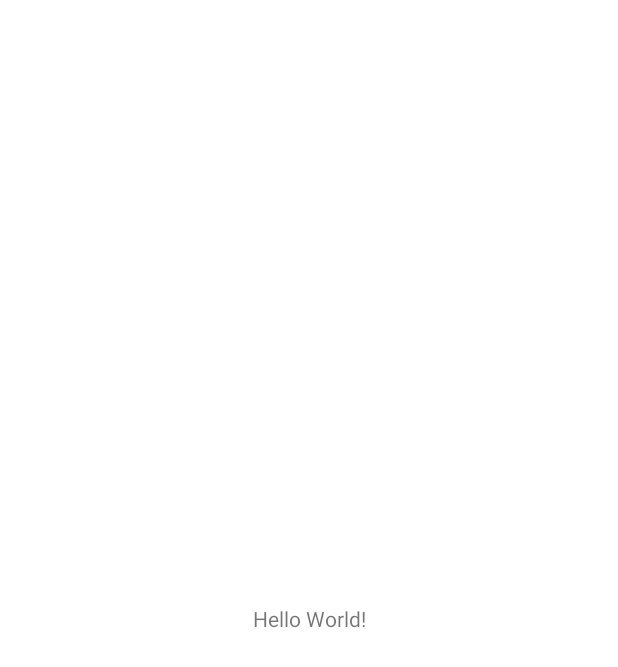
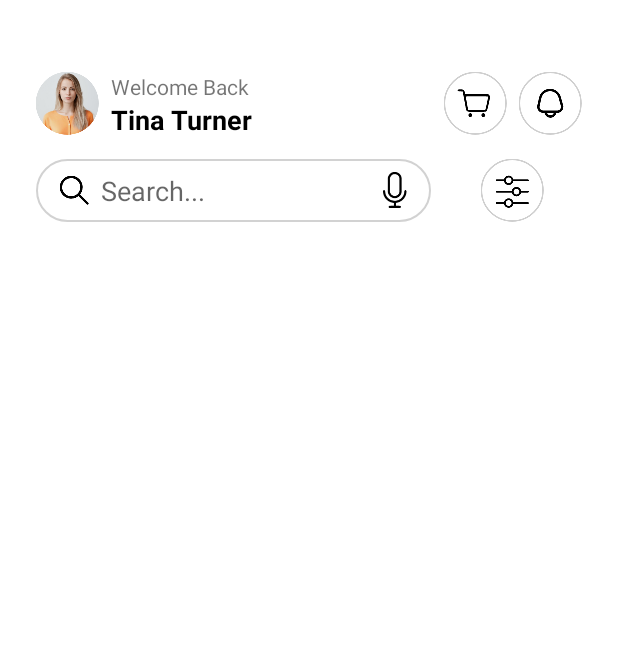
Before and after one commit to graphXDoses/GenericShopApp, an Android app: the MainActivity screen opened directly, with no data from a screen before it, on a phone screen of 412 x 824 dp. Before the commit the part shown is almost empty. Shown: the top 667 px of the screen. Run offline under Robolectric (Android 15) with nearby library versions, the phone set to English and light mode, and no system bars.

Commit message:
Created top section Dashboard in activity main

```diff
--- /dev/null
+++ b/app/src/main/res/drawable/stroke_bg.xml
@@ -0,0 +1,10 @@
+<?xml version="1.0" encoding="utf-8"?>
+<selector xmlns:android="http://schemas.android.com/apk/res/android">
+<item>
+
+    <shape android:shape="rectangle">
+        <corners android:radius="50dp"/>
+        <stroke android:color="@color/grey" android:width="1dp"/>
+    </shape>
+</item>
+</selector>
--- a/app/src/main/res/layout/activity_main.xml
+++ b/app/src/main/res/layout/activity_main.xml
@@ -4,15 +4,101 @@
     xmlns:tools="http://schemas.android.com/tools"
     android:layout_width="match_parent"
     android:layout_height="match_parent"
-    tools:context=".MainActivity">
+    android:background="@color/white"
+    tools:context=".MainActivity" >
 
-    <TextView
-        android:layout_width="wrap_content"
-        android:layout_height="wrap_content"
-        android:text="Hello World!"
-        app:layout_constraintBottom_toBottomOf="parent"
-        app:layout_constraintEnd_toEndOf="parent"
-        app:layout_constraintStart_toStartOf="parent"
-        app:layout_constraintTop_toTopOf="parent" />
+    <ScrollView
+        android:layout_width="match_parent"
+        android:layout_height="match_parent">
 
+        <LinearLayout
+            android:layout_width="match_parent"
+            android:layout_height="wrap_content"
+
+            android:orientation="vertical" >
+
+            <LinearLayout
+                android:layout_width="match_parent"
+                android:layout_height="match_parent"
+                android:layout_marginTop="48dp"
+                android:layout_marginHorizontal="24dp"
+                android:orientation="horizontal">
+
+                <ImageView
+                    android:id="@+id/imageView2"
+                    android:layout_width="wrap_content"
+                    android:layout_height="wrap_content"
+                    app:srcCompat="@drawable/profile" />
+
+                <LinearLayout
+                    android:layout_width="wrap_content"
+                    android:layout_height="match_parent"
+                    android:layout_weight="1"
+                    android:layout_marginStart="8dp"
+                    android:orientation="vertical">
+
+                    <TextView
+                        android:id="@+id/textView4"
+                        android:layout_width="match_parent"
+                        android:layout_height="wrap_content"
+                        android:text="Welcome Back" />
+
+                    <TextView
+                        android:id="@+id/textView5"
+                        android:layout_width="match_parent"
+                        android:layout_height="wrap_content"
+                        android:textSize="18sp"
+                        android:textStyle="bold"
+                        android:textColor="@color/black"
+                        android:text="Tina Turner" />
+                </LinearLayout>
+
+                <ImageView
+                    android:id="@+id/imageView5"
+                    android:layout_width="wrap_content"
+                    android:layout_height="wrap_content"
+                    android:layout_marginEnd="8dp"
+                    app:srcCompat="@drawable/cart_icon" />
+
+                <ImageView
+                    android:id="@+id/imageView4"
+                    android:layout_width="wrap_content"
+                    android:layout_height="wrap_content"
+                    app:srcCompat="@drawable/bell_icon" />
+
+            </LinearLayout>
+
+            <LinearLayout
+                android:layout_width="match_parent"
+                android:layout_height="match_parent"
+                android:layout_marginHorizontal="24dp"
+                android:layout_marginTop="16dp"
+                android:orientation="horizontal">
+
+                <EditText
+                    android:id="@+id/editTextTextPersonName"
+                    android:layout_width="wrap_content"
+                    android:layout_height="42dp"
+                    android:layout_marginEnd="8dp"
+                    android:drawableStart="@drawable/search_icon"
+                    android:drawablePadding="8dp"
+                    android:paddingHorizontal="16dp"
+                    android:layout_weight="1"
+                    android:background="@drawable/stroke_bg"
+                    android:ems="10"
+                    android:inputType="textPersonName"
+                    android:hint="Search..."
+                    android:drawableEnd="@drawable/microphone"/>
+
+                <ImageView
+                    android:id="@+id/imageView6"
+                    android:layout_width="wrap_content"
+                    android:layout_height="wrap_content"
+
+
+                    android:layout_weight="1"
+                    app:srcCompat="@drawable/settings_icon" />
+            </LinearLayout>
+        </LinearLayout>
+    </ScrollView>
 </androidx.constraintlayout.widget.ConstraintLayout>
```
